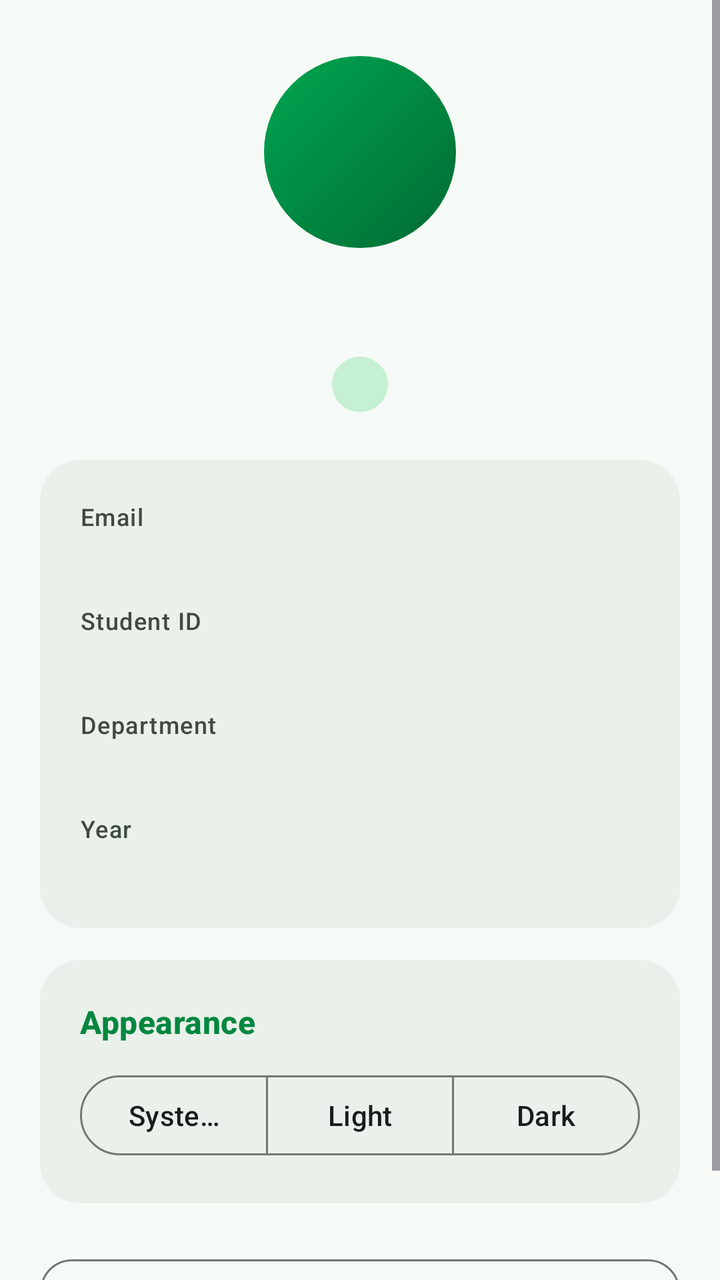
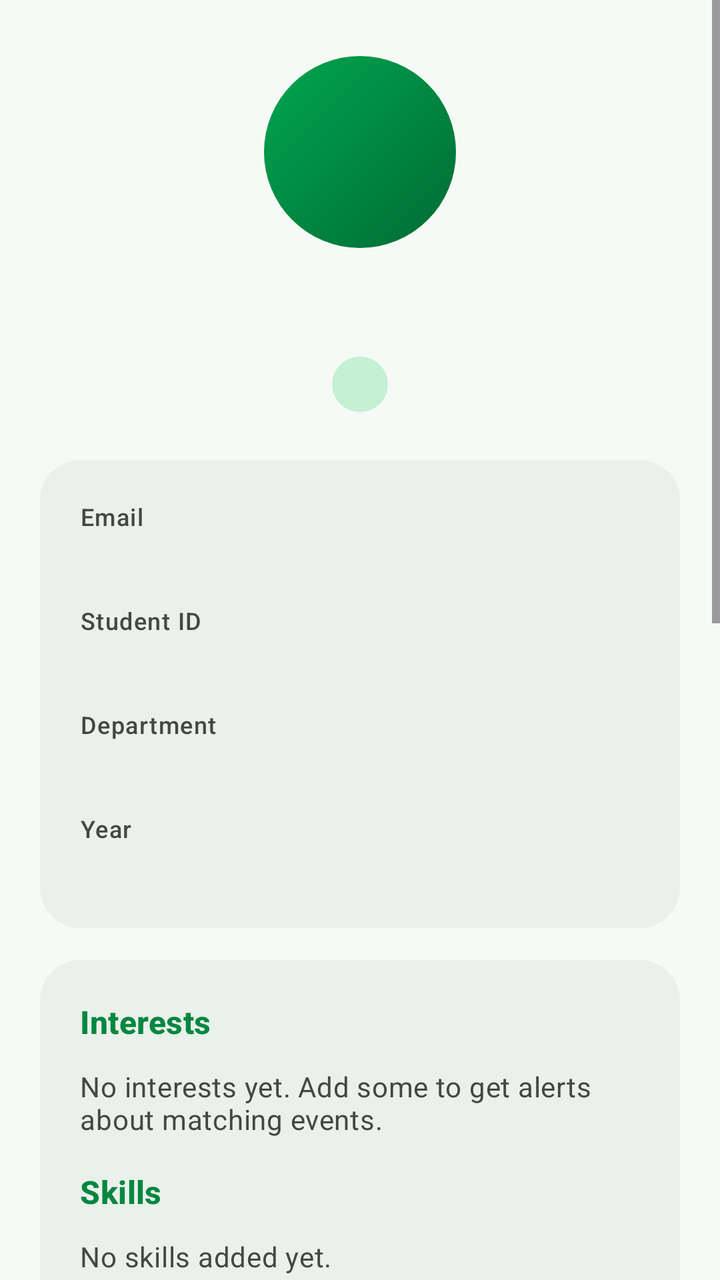

Compare the two renders of this Android layout. The source of the first and the diff that turns it into the second are given below.
<!-- AndroidManifest.xml: application theme Theme.ClubHub -->
<!-- res/layout/fragment_profile.xml -->
<?xml version="1.0" encoding="utf-8"?>
<ScrollView xmlns:android="http://schemas.android.com/apk/res/android"
    xmlns:app="http://schemas.android.com/apk/res-auto"
    android:layout_width="match_parent"
    android:layout_height="match_parent">

    <LinearLayout
        android:layout_width="match_parent"
        android:layout_height="wrap_content"
        android:orientation="vertical"
        android:padding="20dp">

        <TextView
            android:id="@+id/tv_avatar"
            android:layout_width="96dp"
            android:layout_height="96dp"
            android:layout_gravity="center_horizontal"
            android:layout_marginTop="8dp"
            android:background="@drawable/bg_avatar"
            android:gravity="center"
            android:textColor="@color/white"
            android:textSize="40sp"
            android:textStyle="bold" />

        <TextView
            android:id="@+id/tv_name"
            android:layout_width="match_parent"
            android:layout_height="wrap_content"
            android:layout_marginTop="14dp"
            android:gravity="center"
            android:textAppearance="?attr/textAppearanceHeadlineSmall"
            android:textStyle="bold" />

        <TextView
            android:id="@+id/tv_role"
            android:layout_width="wrap_content"
            android:layout_height="wrap_content"
            android:layout_gravity="center_horizontal"
            android:layout_marginTop="8dp"
            android:background="@drawable/bg_pill"
            android:paddingHorizontal="14dp"
            android:paddingVertical="5dp"
            android:textColor="?attr/colorOnPrimaryContainer"
            android:textSize="13sp"
            android:textStyle="bold" />

        <com.google.android.material.card.MaterialCardView
            style="@style/Widget.Material3.CardView.Filled"
            android:layout_width="match_parent"
            android:layout_height="wrap_content"
            android:layout_marginTop="24dp"
            app:cardBackgroundColor="?attr/colorSurfaceContainer"
            app:cardCornerRadius="20dp"
            app:cardElevation="0dp">

            <LinearLayout
                android:layout_width="match_parent"
                android:layout_height="wrap_content"
                android:orientation="vertical"
                android:padding="20dp">

                <TextView
                    android:layout_width="match_parent"
                    android:layout_height="wrap_content"
                    android:text="@string/label_email"
                    android:textAppearance="?attr/textAppearanceLabelMedium"
                    android:textColor="?attr/colorOnSurfaceVariant" />

                <TextView
                    android:id="@+id/tv_email"
                    android:layout_width="match_parent"
                    android:layout_height="wrap_content"
                    android:layout_marginBottom="14dp"
                    android:textAppearance="?attr/textAppearanceBodyLarge" />

                <TextView
                    android:layout_width="match_parent"
                    android:layout_height="wrap_content"
                    android:text="@string/label_student_id"
                    android:textAppearance="?attr/textAppearanceLabelMedium"
                    android:textColor="?attr/colorOnSurfaceVariant" />

                <TextView
                    android:id="@+id/tv_student_id"
                    android:layout_width="match_parent"
                    android:layout_height="wrap_content"
                    android:layout_marginBottom="14dp"
                    android:textAppearance="?attr/textAppearanceBodyLarge" />

                <TextView
                    android:layout_width="match_parent"
                    android:layout_height="wrap_content"
                    android:text="@string/label_department"
                    android:textAppearance="?attr/textAppearanceLabelMedium"
                    android:textColor="?attr/colorOnSurfaceVariant" />

                <TextView
                    android:id="@+id/tv_department"
                    android:layout_width="match_parent"
                    android:layout_height="wrap_content"
                    android:layout_marginBottom="14dp"
                    android:textAppearance="?attr/textAppearanceBodyLarge" />

                <TextView
                    android:layout_width="match_parent"
                    android:layout_height="wrap_content"
                    android:text="@string/label_year"
                    android:textAppearance="?attr/textAppearanceLabelMedium"
                    android:textColor="?attr/colorOnSurfaceVariant" />

                <TextView
                    android:id="@+id/tv_year"
                    android:layout_width="match_parent"
                    android:layout_height="wrap_content"
                    android:textAppearance="?attr/textAppearanceBodyLarge" />
            </LinearLayout>
        </com.google.android.material.card.MaterialCardView>

        <com.google.android.material.card.MaterialCardView
            style="@style/Widget.Material3.CardView.Filled"
            android:layout_width="match_parent"
            android:layout_height="wrap_content"
            android:layout_marginTop="16dp"
            app:cardBackgroundColor="?attr/colorSurfaceContainer"
            app:cardCornerRadius="20dp"
            app:cardElevation="0dp">

            <LinearLayout
                android:layout_width="match_parent"
                android:layout_height="wrap_content"
                android:orientation="vertical"
                android:padding="20dp">

                <TextView
                    android:layout_width="match_parent"
                    android:layout_height="wrap_content"
                    android:layout_marginBottom="12dp"
                    android:text="@string/label_appearance"
                    android:textAppearance="?attr/textAppearanceTitleMedium"
                    android:textColor="?attr/colorPrimary"
                    android:textStyle="bold" />

                <com.google.android.material.button.MaterialButtonToggleGroup
                    android:id="@+id/toggle_theme"
                    android:layout_width="match_parent"
                    android:layout_height="wrap_content"
                    app:selectionRequired="true"
                    app:singleSelection="true">

                    <com.google.android.material.button.MaterialButton
                        android:id="@+id/btn_theme_system"
                        style="@style/Widget.Material3.Button.OutlinedButton"
                        android:layout_width="0dp"
                        android:layout_height="wrap_content"
                        android:layout_weight="1"
                        android:text="@string/theme_system" />

                    <com.google.android.material.button.MaterialButton
                        android:id="@+id/btn_theme_light"
                        style="@style/Widget.Material3.Button.OutlinedButton"
                        android:layout_width="0dp"
                        android:layout_height="wrap_content"
                        android:layout_weight="1"
                        android:text="@string/theme_light" />

                    <com.google.android.material.button.MaterialButton
                        android:id="@+id/btn_theme_dark"
                        style="@style/Widget.Material3.Button.OutlinedButton"
                        android:layout_width="0dp"
                        android:layout_height="wrap_content"
                        android:layout_weight="1"
                        android:text="@string/theme_dark" />
                </com.google.android.material.button.MaterialButtonToggleGroup>
            </LinearLayout>
        </com.google.android.material.card.MaterialCardView>

        <com.google.android.material.button.MaterialButton
            android:id="@+id/btn_logout"
            style="@style/Widget.Material3.Button.OutlinedButton"
            android:layout_width="match_parent"
            android:layout_height="wrap_content"
            android:layout_marginTop="24dp"
            android:minHeight="54dp"
            android:text="@string/action_logout"
            app:cornerRadius="16dp"
            app:icon="@drawable/ic_logout" />
    </LinearLayout>
</ScrollView>
<!-- resources referenced by this layout -->
<resources>
  <color name="white">#FFFFFF</color>
  <!-- drawable bg_avatar (drawable) -->
  <?xml version="1.0" encoding="utf-8"?>
  <shape xmlns:android="http://schemas.android.com/apk/res/android"
      android:shape="oval">
      <gradient
          android:angle="315"
          android:endColor="@color/header_end"
          android:startColor="@color/header_start"
          android:type="linear" />
  </shape>
  <!-- drawable bg_pill (drawable) -->
  <?xml version="1.0" encoding="utf-8"?>
  <shape xmlns:android="http://schemas.android.com/apk/res/android"
      android:shape="rectangle">
      <solid android:color="?attr/colorPrimaryContainer" />
      <corners android:radius="50dp" />
  </shape>
  <!-- drawable ic_logout (drawable) -->
  <?xml version="1.0" encoding="utf-8"?>
  <vector xmlns:android="http://schemas.android.com/apk/res/android"
      android:width="24dp"
      android:height="24dp"
      android:viewportWidth="24"
      android:viewportHeight="24"
      android:tint="?attr/colorControlNormal">
      <path
          android:fillColor="@android:color/white"
          android:pathData="M17,7l-1.41,1.41L18.17,11H8v2h10.17l-2.58,2.58L17,17l5,-5zM4,5h8V3H4c-1.1,0 -2,0.9 -2,2v14c0,1.1 0.9,2 2,2h8v-2H4V5z" />
  </vector>
  <string name="action_logout">Log out</string>
  <string name="label_appearance">Appearance</string>
  <string name="label_department">Department</string>
  <string name="label_email">Email</string>
  <string name="label_student_id">Student ID</string>
  <string name="label_year">Year</string>
  <string name="theme_dark">Dark</string>
  <string name="theme_light">Light</string>
  <string name="theme_system">System</string>
  <style name="Theme.ClubHub" parent="Base.Theme.ClubHub" />
  <color name="header_end">#006B32</color>
  <color name="header_start">#00A651</color>
  <style name="Widget.ClubHub.TextInputLayout" parent="Widget.Material3.TextInputLayout.OutlinedBox">
          <item name="boxCornerRadiusTopStart">14dp</item>
          <item name="boxCornerRadiusTopEnd">14dp</item>
          <item name="boxCornerRadiusBottomStart">14dp</item>
          <item name="boxCornerRadiusBottomEnd">14dp</item>
      </style>
  <style name="Widget.ClubHub.Button" parent="Widget.Material3.Button">
          <item name="cornerRadius">16dp</item>
      </style>
  <!-- unchanged entries left out for length: 1 -->
</resources>

<!-- the commit's change to res/layout/fragment_profile.xml (unified diff, before → after) -->
@@ -134,6 +134,155 @@
                 <TextView
                     android:layout_width="match_parent"
                     android:layout_height="wrap_content"
+                    android:text="@string/label_interests"
+                    android:textAppearance="?attr/textAppearanceTitleMedium"
+                    android:textColor="?attr/colorPrimary"
+                    android:textStyle="bold" />
+
+                <com.google.android.material.chip.ChipGroup
+                    android:id="@+id/chips_interests"
+                    android:layout_width="match_parent"
+                    android:layout_height="wrap_content"
+                    android:layout_marginTop="8dp" />
+
+                <TextView
+                    android:id="@+id/tv_no_interests"
+                    android:layout_width="match_parent"
+                    android:layout_height="wrap_content"
+                    android:layout_marginTop="4dp"
+                    android:text="@string/no_interests"
+                    android:textAppearance="?attr/textAppearanceBodyMedium"
+                    android:textColor="?attr/colorOnSurfaceVariant" />
+
+                <TextView
+                    android:layout_width="match_parent"
+                    android:layout_height="wrap_content"
+                    android:layout_marginTop="16dp"
+                    android:text="@string/label_skills"
+                    android:textAppearance="?attr/textAppearanceTitleMedium"
+                    android:textColor="?attr/colorPrimary"
+                    android:textStyle="bold" />
+
+                <com.google.android.material.chip.ChipGroup
+                    android:id="@+id/chips_skills"
+                    android:layout_width="match_parent"
+                    android:layout_height="wrap_content"
+                    android:layout_marginTop="8dp" />
+
+                <TextView
+                    android:id="@+id/tv_no_skills"
+                    android:layout_width="match_parent"
+                    android:layout_height="wrap_content"
+                    android:layout_marginTop="4dp"
+                    android:text="@string/no_skills"
+                    android:textAppearance="?attr/textAppearanceBodyMedium"
+                    android:textColor="?attr/colorOnSurfaceVariant" />
+
+                <com.google.android.material.button.MaterialButton
+                    android:id="@+id/btn_edit_profile"
+                    style="@style/Widget.Material3.Button.TonalButton"
+                    android:layout_width="match_parent"
+                    android:layout_height="wrap_content"
+                    android:layout_marginTop="16dp"
+                    android:text="@string/action_edit_profile"
+                    app:cornerRadius="16dp" />
+            </LinearLayout>
+        </com.google.android.material.card.MaterialCardView>
+
+        <com.google.android.material.card.MaterialCardView
+            style="@style/Widget.Material3.CardView.Filled"
+            android:layout_width="match_parent"
+            android:layout_height="wrap_content"
+            android:layout_marginTop="16dp"
+            app:cardBackgroundColor="?attr/colorSurfaceContainer"
+            app:cardCornerRadius="20dp"
+            app:cardElevation="0dp">
+
+            <LinearLayout
+                android:layout_width="match_parent"
+                android:layout_height="wrap_content"
+                android:orientation="vertical"
+                android:padding="20dp">
+
+                <TextView
+                    android:layout_width="match_parent"
+                    android:layout_height="wrap_content"
+                    android:text="@string/label_notifications"
+                    android:textAppearance="?attr/textAppearanceTitleMedium"
+                    android:textColor="?attr/colorPrimary"
+                    android:textStyle="bold" />
+
+                <TextView
+                    android:id="@+id/tv_notif_status"
+                    android:layout_width="match_parent"
+                    android:layout_height="wrap_content"
+                    android:layout_marginTop="8dp"
+                    android:background="@drawable/bg_pill_alert"
+                    android:padding="12dp"
+                    android:text="@string/notifications_off_hint"
+                    android:textAppearance="?attr/textAppearanceBodyMedium"
+                    android:textColor="?attr/colorOnTertiaryContainer"
+                    android:visibility="gone" />
+
+                <com.google.android.material.materialswitch.MaterialSwitch
+                    android:id="@+id/switch_reminders"
+                    android:layout_width="match_parent"
+                    android:layout_height="wrap_content"
+                    android:layout_marginTop="8dp"
+                    android:text="@string/switch_reminders" />
+
+                <com.google.android.material.materialswitch.MaterialSwitch
+                    android:id="@+id/switch_alerts"
+                    android:layout_width="match_parent"
+                    android:layout_height="wrap_content"
+                    android:text="@string/switch_alerts" />
+
+                <com.google.android.material.button.MaterialButton
+                    android:id="@+id/btn_test_reminder"
+                    style="@style/Widget.Material3.Button.OutlinedButton"
+                    android:layout_width="match_parent"
+                    android:layout_height="wrap_content"
+                    android:layout_marginTop="12dp"
+                    android:text="@string/action_test_reminder"
+                    app:cornerRadius="16dp" />
+
+                <com.google.android.material.button.MaterialButton
+                    android:id="@+id/btn_test_alert"
+                    style="@style/Widget.Material3.Button.OutlinedButton"
+                    android:layout_width="match_parent"
+                    android:layout_height="wrap_content"
+                    android:layout_marginTop="8dp"
+                    android:text="@string/action_test_alert"
+                    app:cornerRadius="16dp" />
+
+                <com.google.android.material.button.MaterialButton
+                    android:id="@+id/btn_battery"
+                    style="@style/Widget.Material3.Button.TextButton"
+                    android:layout_width="match_parent"
+                    android:layout_height="wrap_content"
+                    android:layout_marginTop="4dp"
+                    android:text="@string/action_battery_settings" />
+            </LinearLayout>
+        </com.google.android.material.card.MaterialCardView>
+
+        <com.google.android.material.card.MaterialCardView
+            style="@style/Widget.Material3.CardView.Filled"
+            android:layout_width="match_parent"
+            android:layout_height="wrap_content"
+            android:layout_marginTop="16dp"
+            app:cardBackgroundColor="?attr/colorSurfaceContainer"
+            app:cardCornerRadius="20dp"
+            app:cardElevation="0dp">
+
+            <LinearLayout
+                android:layout_width="match_parent"
+                android:layout_height="wrap_content"
+                android:orientation="vertical"
+                android:padding="20dp">
+
+                <TextView
+                    android:layout_width="match_parent"
+                    android:layout_height="wrap_content"
                     android:layout_marginBottom="12dp"
                     android:text="@string/label_appearance"
                     android:textAppearance="?attr/textAppearanceTitleMedium"
<!-- resource entries referenced after the edit -->
@@ -18,6 +18,13 @@
       <solid android:color="?attr/colorPrimaryContainer" />
       <corners android:radius="50dp" />
   </shape>
+  <!-- drawable bg_pill_alert (drawable) -->
+  <?xml version="1.0" encoding="utf-8"?>
+  <shape xmlns:android="http://schemas.android.com/apk/res/android"
+      android:shape="rectangle">
+      <solid android:color="?attr/colorTertiaryContainer" />
+      <corners android:radius="50dp" />
+  </shape>
   <!-- drawable ic_logout (drawable) -->
   <?xml version="1.0" encoding="utf-8"?>
   <vector xmlns:android="http://schemas.android.com/apk/res/android"
@@ -30,12 +37,24 @@
           android:fillColor="@android:color/white"
           android:pathData="M17,7l-1.41,1.41L18.17,11H8v2h10.17l-2.58,2.58L17,17l5,-5zM4,5h8V3H4c-1.1,0 -2,0.9 -2,2v14c0,1.1 0.9,2 2,2h8v-2H4V5z" />
   </vector>
+  <string name="action_battery_settings">Battery settings (keep alerts reliable)</string>
+  <string name="action_edit_profile">Edit profile</string>
   <string name="action_logout">Log out</string>
+  <string name="action_test_alert">Send a test interest alert</string>
+  <string name="action_test_reminder">Send a test reminder (in 10 seconds)</string>
   <string name="label_appearance">Appearance</string>
   <string name="label_department">Department</string>
   <string name="label_email">Email</string>
+  <string name="label_interests">Interests</string>
+  <string name="label_notifications">Notifications</string>
+  <string name="label_skills">Skills</string>
   <string name="label_student_id">Student ID</string>
   <string name="label_year">Year</string>
+  <string name="no_interests">No interests yet. Add some to get alerts about matching events.</string>
+  <string name="no_skills">No skills added yet.</string>
+  <string name="notifications_off_hint">Notifications are turned off for ClubHub, so reminders and alerts cannot show. Tap here to turn them on.</string>
+  <string name="switch_alerts">Alerts for events that match my interests</string>
+  <string name="switch_reminders">Event reminders (1 day and 1 hour before)</string>
   <string name="theme_dark">Dark</string>
   <string name="theme_light">Light</string>
   <string name="theme_system">System</string>
